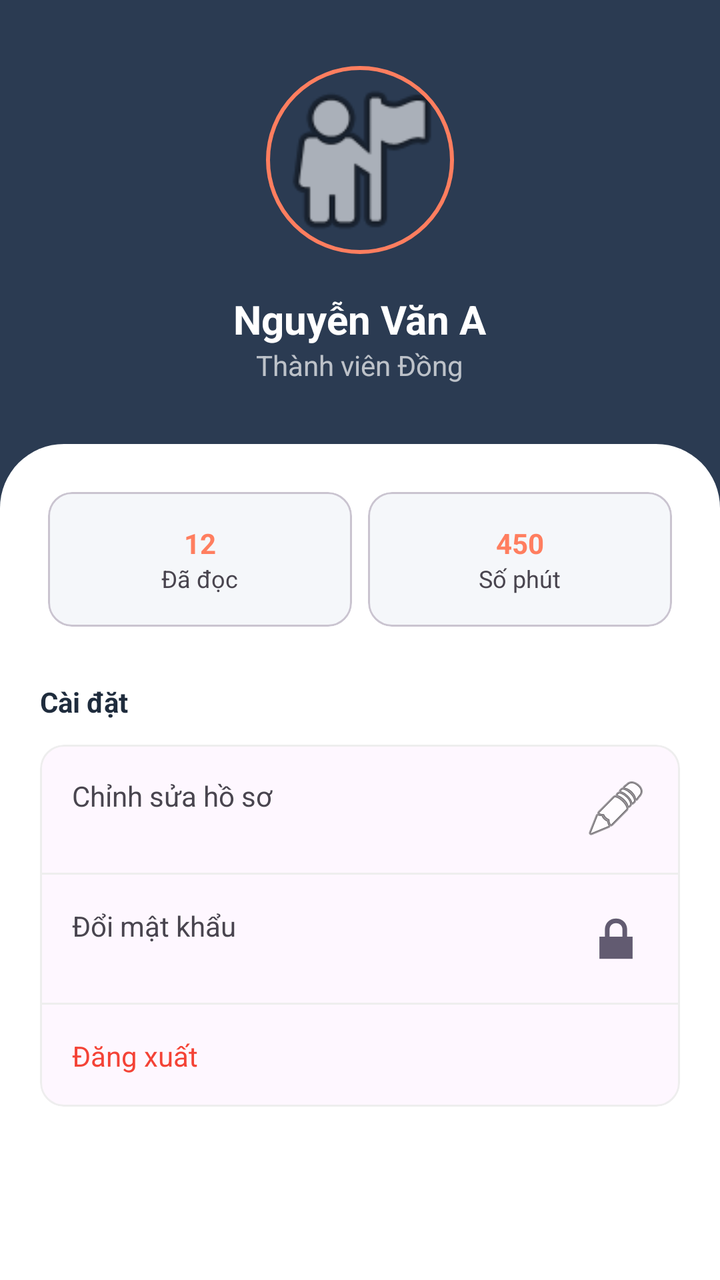
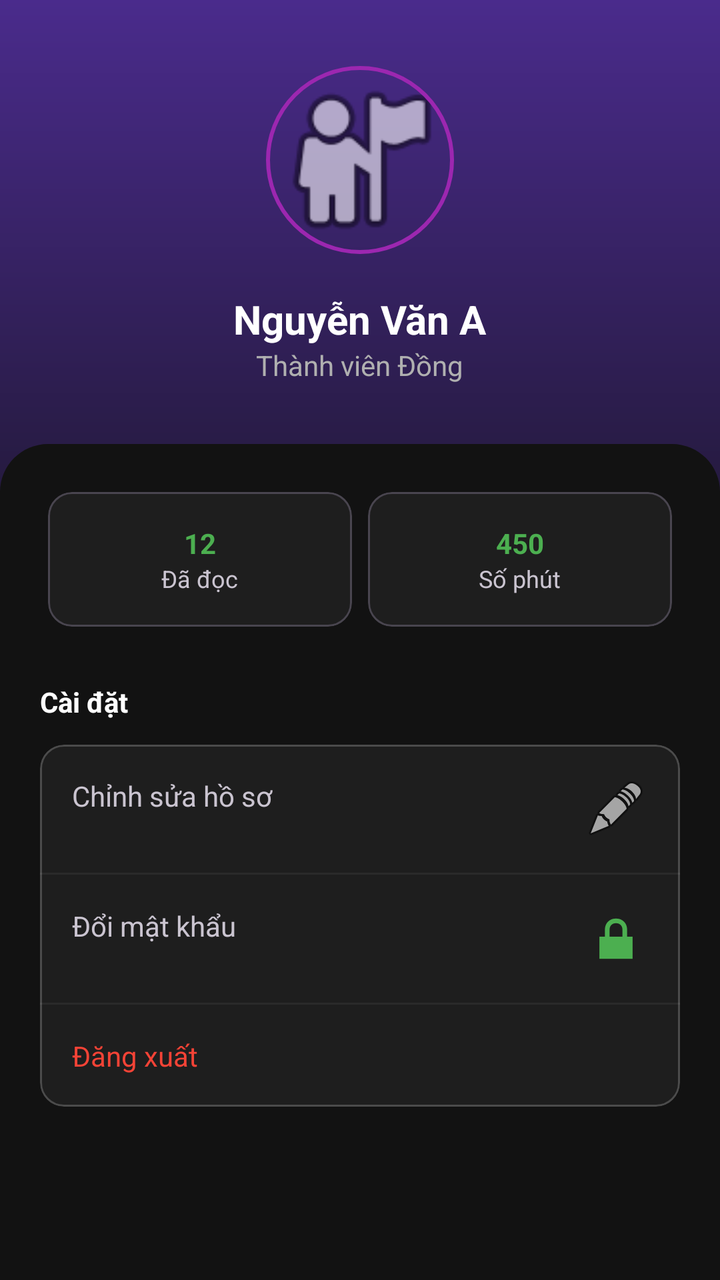

The first picture is an Android layout as it rendered before a commit; the second is the same layout after the commit. The layout source and the unified diff follow.
<!-- AndroidManifest.xml: application theme Theme.BookReadingApp -->
<!-- res/layout/fragment_profile.xml -->
<?xml version="1.0" encoding="utf-8"?>
<androidx.coordinatorlayout.widget.CoordinatorLayout xmlns:android="http://schemas.android.com/apk/res/android"
    xmlns:app="http://schemas.android.com/apk/res-auto"
    android:layout_width="match_parent"
    android:layout_height="match_parent"
    android:background="@color/brand_navy">

    <com.google.android.material.appbar.AppBarLayout
        android:layout_width="match_parent"
        android:layout_height="wrap_content"
        android:background="@android:color/transparent"
        app:elevation="0dp">

        <LinearLayout
            android:layout_width="match_parent"
            android:layout_height="wrap_content"
            android:gravity="center"
            android:orientation="vertical"
            android:padding="30dp">

            <com.google.android.material.imageview.ShapeableImageView
                android:layout_width="100dp"
                android:layout_height="100dp"
                android:padding="4dp"
                android:src="@android:drawable/ic_menu_myplaces"
                app:shapeAppearanceOverlay="@style/ShapeAppearance.Material3.Corner.Full"
                app:strokeColor="@color/brand_orange"
                app:strokeWidth="2dp" />

            <TextView
                android:layout_width="wrap_content"
                android:layout_height="wrap_content"
                android:layout_marginTop="16dp"
                android:text="Nguyễn Văn A"
                android:textColor="@color/white"
                android:textSize="20sp"
                android:textStyle="bold" />

            <TextView
                android:layout_width="wrap_content"
                android:layout_height="wrap_content"
                android:text="Thành viên Đồng"
                android:textColor="#B0FFFFFF"
                android:textSize="14sp" />
        </LinearLayout>
    </com.google.android.material.appbar.AppBarLayout>

    <androidx.core.widget.NestedScrollView
        android:layout_width="match_parent"
        android:layout_height="match_parent"
        android:background="@drawable/rounded_top_surface"
        app:layout_behavior="@string/appbar_scrolling_view_behavior">

        <LinearLayout
            android:layout_width="match_parent"
            android:layout_height="wrap_content"
            android:orientation="vertical"
            android:padding="20dp">

            
            <LinearLayout
                android:layout_width="match_parent"
                android:layout_height="wrap_content"
                android:orientation="horizontal">

                <com.google.android.material.card.MaterialCardView
                    android:layout_width="0dp"
                    android:layout_height="wrap_content"
                    android:layout_weight="1"
                    android:layout_margin="4dp"
                    app:cardCornerRadius="12dp"
                    app:cardElevation="0dp"
                    app:cardBackgroundColor="@color/brand_light_gray">
                    <LinearLayout
                        android:layout_width="match_parent"
                        android:layout_height="wrap_content"
                        android:gravity="center"
                        android:orientation="vertical"
                        android:padding="16dp">
                        <TextView
                            android:layout_width="wrap_content"
                            android:layout_height="wrap_content"
                            android:text="12"
                            android:textColor="@color/brand_orange"
                            android:textStyle="bold" />
                        <TextView
                            android:layout_width="wrap_content"
                            android:layout_height="wrap_content"
                            android:text="Đã đọc"
                            android:textSize="12sp" />
                    </LinearLayout>
                </com.google.android.material.card.MaterialCardView>

                
                <com.google.android.material.card.MaterialCardView
                    android:layout_width="0dp"
                    android:layout_height="wrap_content"
                    android:layout_weight="1"
                    android:layout_margin="4dp"
                    app:cardCornerRadius="12dp"
                    app:cardElevation="0dp"
                    app:cardBackgroundColor="@color/brand_light_gray">
                    <LinearLayout
                        android:layout_width="match_parent"
                        android:layout_height="wrap_content"
                        android:gravity="center"
                        android:orientation="vertical"
                        android:padding="16dp">
                        <TextView
                            android:layout_width="wrap_content"
                            android:layout_height="wrap_content"
                            android:text="450"
                            android:textColor="@color/brand_orange"
                            android:textStyle="bold" />
                        <TextView
                            android:layout_width="wrap_content"
                            android:layout_height="wrap_content"
                            android:text="Số phút"
                            android:textSize="12sp" />
                    </LinearLayout>
                </com.google.android.material.card.MaterialCardView>
            </LinearLayout>

            
            <TextView
                android:layout_width="wrap_content"
                android:layout_height="wrap_content"
                android:layout_marginTop="24dp"
                android:text="Cài đặt"
                android:textColor="@color/brand_text_navy"
                android:textStyle="bold" />

            <com.google.android.material.card.MaterialCardView
                android:layout_width="match_parent"
                android:layout_height="wrap_content"
                android:layout_marginTop="12dp"
                app:cardCornerRadius="12dp"
                app:cardElevation="0dp"
                app:strokeColor="#EEE"
                app:strokeWidth="1dp">
                <LinearLayout
                    android:layout_width="match_parent"
                    android:layout_height="wrap_content"
                    android:orientation="vertical">

                    <TextView
                        android:layout_width="match_parent"
                        android:layout_height="wrap_content"
                        android:padding="16dp"
                        android:text="Chỉnh sửa hồ sơ"
                        android:drawableEnd="@android:drawable/ic_menu_edit" />

                    <View android:layout_width="match_parent" android:layout_height="1dp" android:background="#EEE" />

                    <TextView
                        android:layout_width="match_parent"
                        android:layout_height="wrap_content"
                        android:padding="16dp"
                        android:text="Đổi mật khẩu"
                        android:drawableEnd="@android:drawable/ic_lock_lock" />

                    <View android:layout_width="match_parent" android:layout_height="1dp" android:background="#EEE" />

                    <TextView
                        android:layout_width="match_parent"
                        android:layout_height="wrap_content"
                        android:padding="16dp"
                        android:text="Đăng xuất"
                        android:textColor="#F44336" />
                </LinearLayout>
            </com.google.android.material.card.MaterialCardView>

        </LinearLayout>
    </androidx.core.widget.NestedScrollView>

</androidx.coordinatorlayout.widget.CoordinatorLayout>
<!-- resources referenced by this layout -->
<resources>
  <color name="brand_light_gray">#F5F7FA</color>
  <color name="brand_navy">#2B3B52</color>
  <color name="brand_orange">#FF7E5F</color>
  <color name="brand_text_navy">#1F2C3D</color>
  <color name="white">#FFFFFF</color>
  <!-- drawable rounded_top_surface (drawable) -->
  <?xml version="1.0" encoding="utf-8"?>
  <shape xmlns:android="http://schemas.android.com/apk/res/android">
      <solid android:color="@color/white" />
      <corners
          android:topLeftRadius="32dp"
          android:topRightRadius="32dp" />
  </shape>
  <style name="Theme.BookReadingApp" parent="Base.Theme.BookReadingApp" />
  <style name="Base.Theme.BookReadingApp" parent="Theme.Material3.DayNight.NoActionBar">
          
          <item name="colorPrimary">@color/primary</item>
          <item name="android:windowBackground">@color/background_pastel</item>
          <item name="android:statusBarColor">@color/background_pastel</item>
          <item name="android:windowLightStatusBar" tools:targetApi="m">true</item>
      </style>
  <color name="primary">@color/brand_orange</color>
  <color name="background_pastel">#FFFBF7</color>
</resources>

<!-- the commit's change to res/layout/fragment_profile.xml (unified diff, before → after) -->
@@ -3,7 +3,7 @@
     xmlns:app="http://schemas.android.com/apk/res-auto"
     android:layout_width="match_parent"
     android:layout_height="match_parent"
-    android:background="@color/brand_navy">
+    android:background="@drawable/bg_header_gradient">
 
     <com.google.android.material.appbar.AppBarLayout
         android:layout_width="match_parent"
@@ -24,7 +24,7 @@
                 android:padding="4dp"
                 android:src="@android:drawable/ic_menu_myplaces"
                 app:shapeAppearanceOverlay="@style/ShapeAppearance.Material3.Corner.Full"
-                app:strokeColor="@color/brand_orange"
+                app:strokeColor="@color/brand_purple"
                 app:strokeWidth="2dp" />
 
             <TextView
@@ -40,7 +40,7 @@
                 android:layout_width="wrap_content"
                 android:layout_height="wrap_content"
                 android:text="Thành viên Đồng"
-                android:textColor="#B0FFFFFF"
+                android:textColor="@color/text_on_primary_muted"
                 android:textSize="14sp" />
         </LinearLayout>
     </com.google.android.material.appbar.AppBarLayout>
@@ -81,7 +81,7 @@
                             android:layout_width="wrap_content"
                             android:layout_height="wrap_content"
                             android:text="12"
-                            android:textColor="@color/brand_orange"
+                            android:textColor="@color/brand_green"
                             android:textStyle="bold" />
                         <TextView
                             android:layout_width="wrap_content"
@@ -110,7 +110,7 @@
                             android:layout_width="wrap_content"
                             android:layout_height="wrap_content"
                             android:text="450"
-                            android:textColor="@color/brand_orange"
+                            android:textColor="@color/brand_green"
                             android:textStyle="bold" />
                         <TextView
                             android:layout_width="wrap_content"
@@ -136,7 +136,8 @@
                 android:layout_marginTop="12dp"
                 app:cardCornerRadius="12dp"
                 app:cardElevation="0dp"
-                app:strokeColor="#EEE"
+                app:cardBackgroundColor="@color/surface_card"
+                app:strokeColor="@color/stroke_subtle"
                 app:strokeWidth="1dp">
                 <LinearLayout
                     android:layout_width="match_parent"
@@ -150,7 +151,7 @@
                         android:text="Chỉnh sửa hồ sơ"
                         android:drawableEnd="@android:drawable/ic_menu_edit" />
 
-                    <View android:layout_width="match_parent" android:layout_height="1dp" android:background="#EEE" />
+                    <View android:layout_width="match_parent" android:layout_height="1dp" android:background="@color/divider" />
 
                     <TextView
                         android:layout_width="match_parent"
@@ -159,14 +160,14 @@
                         android:text="Đổi mật khẩu"
                         android:drawableEnd="@android:drawable/ic_lock_lock" />
 
-                    <View android:layout_width="match_parent" android:layout_height="1dp" android:background="#EEE" />
+                    <View android:layout_width="match_parent" android:layout_height="1dp" android:background="@color/divider" />
 
                     <TextView
                         android:layout_width="match_parent"
                         android:layout_height="wrap_content"
                         android:padding="16dp"
                         android:text="Đăng xuất"
-                        android:textColor="#F44336" />
+                        android:textColor="@color/error_red" />
                 </LinearLayout>
             </com.google.android.material.card.MaterialCardView>
 
<!-- resource entries referenced after the edit -->
@@ -1,27 +1,54 @@
 <!-- resources referenced by this layout -->
 <resources>
-  <color name="brand_light_gray">#F5F7FA</color>
-  <color name="brand_navy">#2B3B52</color>
-  <color name="brand_orange">#FF7E5F</color>
-  <color name="brand_text_navy">#1F2C3D</color>
+  <color name="brand_green">#4CAF50</color>
+  <color name="brand_light_gray">#1E1E1E</color>
+  <color name="brand_purple">#9C27B0</color>
+  <color name="brand_text_navy">#FFFFFF</color>
+  <color name="divider">#2A2A2A</color>
+  <color name="error_red">#F44336</color>
+  <color name="stroke_subtle">#33FFFFFF</color>
+  <color name="surface_card">#1E1E1E</color>
+  <color name="text_on_primary_muted">#B0B0B0</color>
   <color name="white">#FFFFFF</color>
+  <!-- drawable bg_header_gradient (drawable) -->
+  <?xml version="1.0" encoding="utf-8"?>
+  <shape xmlns:android="http://schemas.android.com/apk/res/android">
+      <gradient
+          android:angle="270"
+          android:centerColor="#1A1528"
+          android:endColor="#121212"
+          android:startColor="#4A2B8C"
+          android:type="linear" />
+  </shape>
   <!-- drawable rounded_top_surface (drawable) -->
   <?xml version="1.0" encoding="utf-8"?>
   <shape xmlns:android="http://schemas.android.com/apk/res/android">
-      <solid android:color="@color/white" />
+      <solid android:color="@color/background_dark" />
       <corners
-          android:topLeftRadius="32dp"
-          android:topRightRadius="32dp" />
+          android:topLeftRadius="24dp"
+          android:topRightRadius="24dp" />
   </shape>
   <style name="Theme.BookReadingApp" parent="Base.Theme.BookReadingApp" />
-  <style name="Base.Theme.BookReadingApp" parent="Theme.Material3.DayNight.NoActionBar">
-          
-          <item name="colorPrimary">@color/primary</item>
-          <item name="android:windowBackground">@color/background_pastel</item>
-          <item name="android:statusBarColor">@color/background_pastel</item>
-          <item name="android:windowLightStatusBar" tools:targetApi="m">true</item>
+  <color name="background_dark">#121212</color>
+  <style name="Base.Theme.BookReadingApp" parent="Theme.Material3.Dark.NoActionBar">
+          <item name="colorPrimary">@color/brand_purple</item>
+          <item name="colorOnPrimary">@color/white</item>
+          <item name="colorPrimaryContainer">@color/brand_purple_deep</item>
+          <item name="colorOnPrimaryContainer">@color/white</item>
+          <item name="colorSecondary">@color/brand_green</item>
+          <item name="colorOnSecondary">@color/white</item>
+          <item name="colorSurface">@color/surface_card</item>
+          <item name="colorOnSurface">@color/white</item>
+          <item name="colorSurfaceVariant">@color/surface_elevated</item>
+          <item name="colorOnSurfaceVariant">@color/brand_text_gray</item>
+          <item name="android:colorBackground">@color/background_dark</item>
+          <item name="android:windowBackground">@color/background_dark</item>
+          <item name="android:statusBarColor">@color/background_dark</item>
+          <item name="android:navigationBarColor">@color/background_dark</item>
+          <item name="android:windowLightStatusBar" tools:targetApi="m">false</item>
       </style>
-  <color name="primary">@color/brand_orange</color>
-  <color name="background_pastel">#FFFBF7</color>
+  <color name="brand_purple_deep">#4A2B8C</color>
+  <color name="surface_elevated">#2A2A2A</color>
+  <color name="brand_text_gray">#B0B0B0</color>
 </resources>
 
